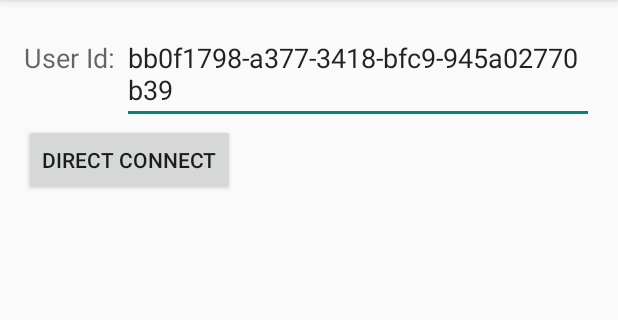
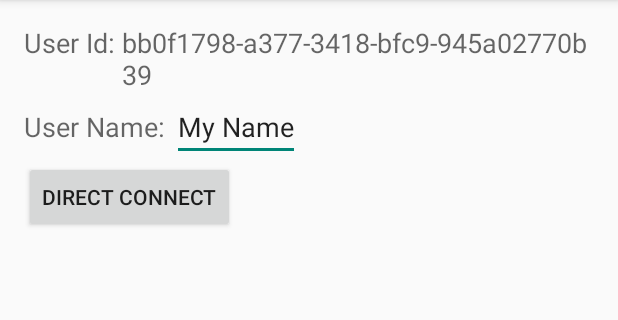
Before and after one commit to jakevb8/messenger, an Android app: the screen it shows after launch (MainActivity), on a phone screen of 412 x 824 dp, the part 84-404 px from its top. Run offline under Robolectric (Android 15) with nearby library versions, the phone set to English and light mode, and no system bars.

```diff
--- a/InstantMessenger/app/src/main/java/com/jakevb8/instantmessenger/Constants.java
+++ b/InstantMessenger/app/src/main/java/com/jakevb8/instantmessenger/Constants.java
@@ -7,6 +7,8 @@ public class Constants {
     public static final String ACTION_RECEIVE_MESSAGE = "com.jakevb8.instantmessenger.ACTION_RECEIVE_MESSAGE";
     public static final String SharedPreferencesKey = "InstantMessenger";
     public static final String UserIdKey = "UserId";
+    public static final String UserNameKey = "UserName";
+    public static final String DirectConnectTargetIp = "DirectoConnectTargetIp";
 
     public static final String SERVICE_EXTRA_PORT = "ServiceExtraPort";
     public static final String SERVICE_EXTRA_IP = "SERVICE_EXTRA_IP";
--- a/InstantMessenger/app/src/main/java/com/jakevb8/instantmessenger/MainActivity.java
+++ b/InstantMessenger/app/src/main/java/com/jakevb8/instantmessenger/MainActivity.java
@@ -4,11 +4,14 @@ import android.content.Intent;
 import android.content.SharedPreferences;
 import android.support.v7.app.ActionBarActivity;
 import android.os.Bundle;
+import android.text.Editable;
+import android.text.TextWatcher;
 import android.view.Menu;
 import android.view.MenuItem;
 import android.view.View;
 import android.widget.Button;
 import android.widget.EditText;
+import android.widget.TextView;
 
 import java.io.BufferedReader;
 import java.util.UUID;
@@ -21,7 +24,7 @@ public class MainActivity extends ActionBarActivity {
     protected void onCreate(Bundle savedInstanceState) {
         super.onCreate(savedInstanceState);
         setContentView(R.layout.activity_main);
-        SharedPreferences sharedPreferences = getSharedPreferences(Constants.SharedPreferencesKey, MODE_PRIVATE);
+        final SharedPreferences sharedPreferences = getSharedPreferences(Constants.SharedPreferencesKey, MODE_PRIVATE);
         if(sharedPreferences.contains(Constants.UserIdKey)) {
             _userId = sharedPreferences.getString(Constants.UserIdKey, "");
         }
@@ -31,13 +34,31 @@ public class MainActivity extends ActionBarActivity {
             editor.putString(Constants.UserIdKey, _userId);
             editor.commit();
         }
-        ((EditText)findViewById(R.id.main_user_id)).setText(_userId);
+        ((TextView)findViewById(R.id.main_user_id)).setText(_userId);
+        final EditText txtUserName = (EditText) findViewById(R.id.main_user_name);
+        if(sharedPreferences.contains(Constants.UserNameKey)) {
+            txtUserName.setText(sharedPreferences.getString(Constants.UserNameKey, ""));
+        }
         findViewById(R.id.main_direct_connect_button).setOnClickListener(new View.OnClickListener() {
             @Override
             public void onClick(View v) {
                 Intent intent = new Intent(MainActivity.this, DirectConnectActivity.class);
                 intent.putExtra(Constants.UserIdKey, _userId);
+                intent.putExtra(Constants.UserNameKey, txtUserName.getText());
                 startActivity(intent);
+            }
+        });
+
+        txtUserName.addTextChangedListener(new TextWatcher() {
+            @Override
+            public void beforeTextChanged(CharSequence s, int start, int count, int after) {}
+            @Override
+            public void onTextChanged(CharSequence s, int start, int before, int count) {}
+            @Override
+            public void afterTextChanged(Editable s) {
+                SharedPreferences.Editor editor = sharedPreferences.edit();
+                editor.putString(Constants.UserNameKey, s.toString());
+                editor.commit();
             }
         });
     }
--- a/InstantMessenger/app/src/main/java/com/jakevb8/instantmessenger/Message.java
+++ b/InstantMessenger/app/src/main/java/com/jakevb8/instantmessenger/Message.java
@@ -6,6 +6,7 @@ import java.io.Serializable;
  * Created by Jake on 11/26/2014.
  */
 public class Message implements Serializable{
+    public int Id;
     public String UserId;
     public String UserName;
     public String TargetIp;
--- a/InstantMessenger/app/src/main/res/layout/activity_main.xml
+++ b/InstantMessenger/app/src/main/res/layout/activity_main.xml
@@ -1,39 +1,60 @@
 <LinearLayout xmlns:android="http://schemas.android.com/apk/res/android"
     xmlns:tools="http://schemas.android.com/tools"
-    android:orientation="vertical"
     android:layout_width="match_parent"
     android:layout_height="match_parent"
+    android:orientation="vertical"
+    android:paddingBottom="@dimen/activity_vertical_margin"
     android:paddingLeft="@dimen/activity_horizontal_margin"
     android:paddingRight="@dimen/activity_horizontal_margin"
     android:paddingTop="@dimen/activity_vertical_margin"
-    android:paddingBottom="@dimen/activity_vertical_margin"
     tools:context=".MainActivity">
 
     <LinearLayout
-        android:orientation="horizontal"
         android:layout_width="fill_parent"
         android:layout_height="wrap_content"
+        android:layout_alignParentEnd="true"
+        android:layout_alignParentRight="true"
         android:layout_alignParentTop="true"
-        android:layout_alignParentRight="true"
-        android:layout_alignParentEnd="true"
-        >
+        android:orientation="horizontal">
 
         <TextView
             android:layout_width="wrap_content"
             android:layout_height="wrap_content"
-            android:textAppearance="?android:attr/textAppearanceMedium"
-            android:text="User Id: "/>
-        <EditText
+            android:text="User Id: "
+            android:textAppearance="?android:attr/textAppearanceMedium" />
+
+        <TextView
+            android:id="@+id/main_user_id"
             android:layout_width="wrap_content"
             android:layout_height="wrap_content"
-            android:textAppearance="?android:attr/textAppearanceMedium"
             android:text="My Id"
-            android:id="@+id/main_user_id"
-            />
-        </LinearLayout>
+            android:textAppearance="?android:attr/textAppearanceMedium" />
+    </LinearLayout>
+    <LinearLayout
+        android:layout_width="fill_parent"
+        android:layout_height="wrap_content"
+        android:layout_alignParentEnd="true"
+        android:layout_alignParentRight="true"
+        android:layout_alignParentTop="true"
+        android:orientation="horizontal">
+
+        <TextView
+            android:layout_width="wrap_content"
+            android:layout_height="wrap_content"
+            android:text="User Name: "
+            android:textAppearance="?android:attr/textAppearanceMedium" />
+
+        <EditText
+            android:id="@+id/main_user_name"
+            android:layout_width="wrap_content"
+            android:layout_height="wrap_content"
+            android:text="My Name"
+            android:textAppearance="?android:attr/textAppearanceMedium" />
+    </LinearLayout>
+
     <Button
+        android:id="@+id/main_direct_connect_button"
         android:layout_width="wrap_content"
         android:layout_height="wrap_content"
-        android:text="Direct Connect"
-        android:id="@+id/main_direct_connect_button"/>
+        android:text="Direct Connect" />
 </LinearLayout>
```
Also changed, not shown: InstantMessenger/app/src/main/java/com/jakevb8/instantmessenger/ChatFragment.java (added, +53 -0 lines), InstantMessenger/app/src/main/java/com/jakevb8/instantmessenger/DirectConnectActivity.java (+55 -26 lines), InstantMessenger/app/src/main/java/com/jakevb8/instantmessenger/MessageDatabase.java (added, +106 -0 lines), InstantMessenger/app/src/main/java/com/jakevb8/instantmessenger/MessageSqliteOpenHelper.java (added, +51 -0 lines), InstantMessenger/app/src/main/java/com/jakevb8/instantmessenger/MessagingService.java (+34 -1 lines), InstantMessenger/app/src/main/java/com/jakevb8/instantmessenger/MulticastReceiver.java (added, +92 -0 lines), InstantMessenger/app/src/main/res/layout/activity_direct_connect.xml (+9 -3 lines), InstantMessenger/app/src/main/res/layout/chat_fragment.xml (added, +9 -0 lines), InstantMessenger/gradle/wrapper/gradle-wrapper.properties, 1 other file.
